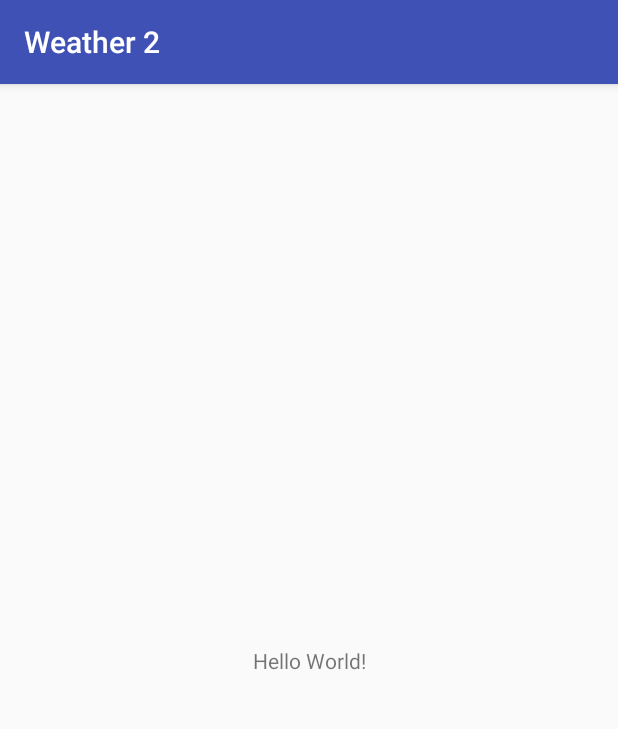
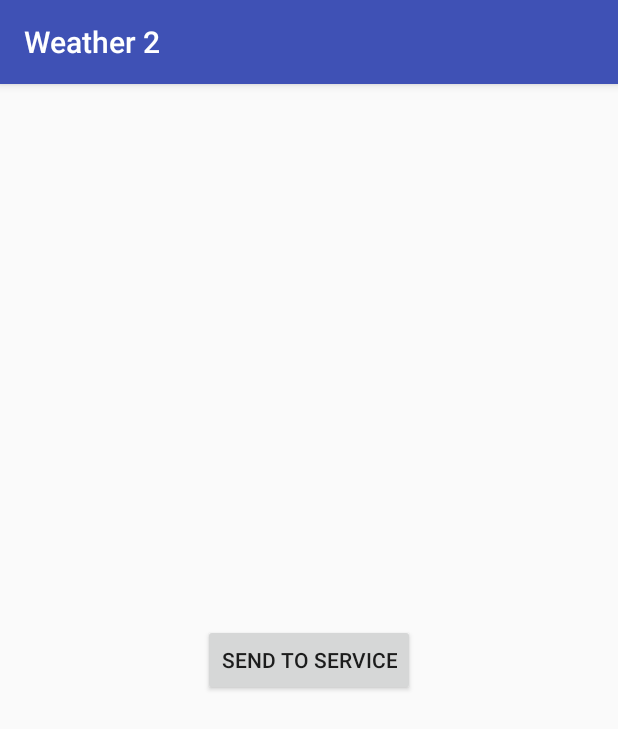
Before and after one commit to Skillberg/WeatherAndroid2, an Android app: the screen it shows after launch (MainActivity), on a phone screen of 412 x 824 dp. Shown: the top 729 px of the screen. Run offline under Robolectric (Android 15) with nearby library versions, the phone set to English and light mode, and no system bars.

Commit message:
34. Приложение "Погода". Сервисы. Уведомления.

```diff
--- a/app/src/main/AndroidManifest.xml
+++ b/app/src/main/AndroidManifest.xml
@@ -21,6 +21,8 @@
             </intent-filter>
         </activity>
 
+        <service android:name=".WeatherService" />
+
     </application>
 
 </manifest>
--- a/app/src/main/java/com/skillberg/weather2/MainActivity.java
+++ b/app/src/main/java/com/skillberg/weather2/MainActivity.java
@@ -2,17 +2,27 @@ package com.skillberg.weather2;
 
 import android.Manifest;
 import android.annotation.SuppressLint;
+import android.content.ComponentName;
+import android.content.Context;
+import android.content.Intent;
+import android.content.ServiceConnection;
 import android.content.pm.PackageManager;
 import android.location.Criteria;
 import android.location.Location;
 import android.location.LocationListener;
 import android.location.LocationManager;
 import android.os.Bundle;
+import android.os.IBinder;
+import android.os.Message;
+import android.os.Messenger;
+import android.os.RemoteException;
 import android.support.annotation.NonNull;
+import android.support.annotation.Nullable;
 import android.support.v4.app.ActivityCompat;
 import android.support.v4.content.ContextCompat;
 import android.support.v7.app.AppCompatActivity;
 import android.util.Log;
+import android.view.View;
 
 public class MainActivity extends AppCompatActivity {
 
@@ -22,6 +32,9 @@ public class MainActivity extends AppCompatActivity {
 
     private LocationManager locationManager;
 
+    @Nullable
+    private Messenger messenger;
+
     @Override
     protected void onCreate(Bundle savedInstanceState) {
         super.onCreate(savedInstanceState);
@@ -29,6 +42,44 @@ public class MainActivity extends AppCompatActivity {
         setContentView(R.layout.activity_main);
 
         checkAndRequestGeoPermission();
+
+        Intent intent = new Intent(this, WeatherService.class);
+        intent.putExtra(WeatherService.EXTRA_COUNT_TO, 10);
+
+        startService(intent);
+
+        findViewById(R.id.send_btn).setOnClickListener(new View.OnClickListener() {
+            @Override
+            public void onClick(View v) {
+                if (messenger != null) {
+                    Message message = new Message();
+
+                    try {
+                        messenger.send(message);
+                    } catch (RemoteException e) {
+                        Log.e(TAG, "Failed to send message: " + e.getMessage());
+                    }
+                }
+            }
+        });
+    }
+
+    @Override
+    protected void onStart() {
+        super.onStart();
+
+        bindService(new Intent(this, WeatherService.class),
+                serviceConnection,
+                Context.BIND_AUTO_CREATE);
+    }
+
+    @Override
+    protected void onStop() {
+        if (messenger != null) {
+            unbindService(serviceConnection);
+        }
+
+        super.onStop();
     }
 
     @Override
@@ -110,6 +161,25 @@ public class MainActivity extends AppCompatActivity {
     }
 
     /**
+     * Соединение с сервисом
+     */
+    private final ServiceConnection serviceConnection = new ServiceConnection() {
+        @Override
+        public void onServiceConnected(ComponentName name, IBinder service) {
+            Log.i(TAG, "Service connected!");
+
+            messenger = new Messenger(service);
+        }
+
+        @Override
+        public void onServiceDisconnected(ComponentName name) {
+            Log.i(TAG, "Service disconnected!");
+
+            messenger = null;
+        }
+    };
+
+    /**
      * Слушатель для обновления гео
      */
     private final LocationListener locationListener = new LocationListener() {
@@ -134,4 +204,5 @@ public class MainActivity extends AppCompatActivity {
             Log.v(TAG, "Provider disabled: " + provider);
         }
     };
+
 }
--- a/app/src/main/res/layout/activity_main.xml
+++ b/app/src/main/res/layout/activity_main.xml
@@ -1,18 +1,15 @@
 <?xml version="1.0" encoding="utf-8"?>
-<android.support.constraint.ConstraintLayout xmlns:android="http://schemas.android.com/apk/res/android"
-    xmlns:app="http://schemas.android.com/apk/res-auto"
+<FrameLayout xmlns:android="http://schemas.android.com/apk/res/android"
     xmlns:tools="http://schemas.android.com/tools"
     android:layout_width="match_parent"
     android:layout_height="match_parent"
     tools:context="com.skillberg.weather2.MainActivity">
 
-    <TextView
+    <Button
+        android:id="@+id/send_btn"
         android:layout_width="wrap_content"
         android:layout_height="wrap_content"
-        android:text="Hello World!"
-        app:layout_constraintBottom_toBottomOf="parent"
-        app:layout_constraintLeft_toLeftOf="parent"
-        app:layout_constraintRight_toRightOf="parent"
-        app:layout_constraintTop_toTopOf="parent" />
+        android:layout_gravity="center"
+        android:text="@string/send_to_service" />
 
-</android.support.constraint.ConstraintLayout>
+</FrameLayout>
--- a/app/src/main/res/values/strings.xml
+++ b/app/src/main/res/values/strings.xml
@@ -1,3 +1,4 @@
 <resources>
     <string name="app_name">Weather 2</string>
+    <string name="send_to_service">Send to service</string>
 </resources>
```
Also changed, not shown: app/src/main/java/com/skillberg/weather2/WeatherService.java (added, +111 -0 lines), app/src/main/res/drawable-hdpi/ic_notification.png (added), app/src/main/res/drawable-mdpi/ic_notification.png (added), app/src/main/res/drawable-xhdpi/ic_notification.png (added), app/src/main/res/drawable-xxhdpi/ic_notification.png (added).
